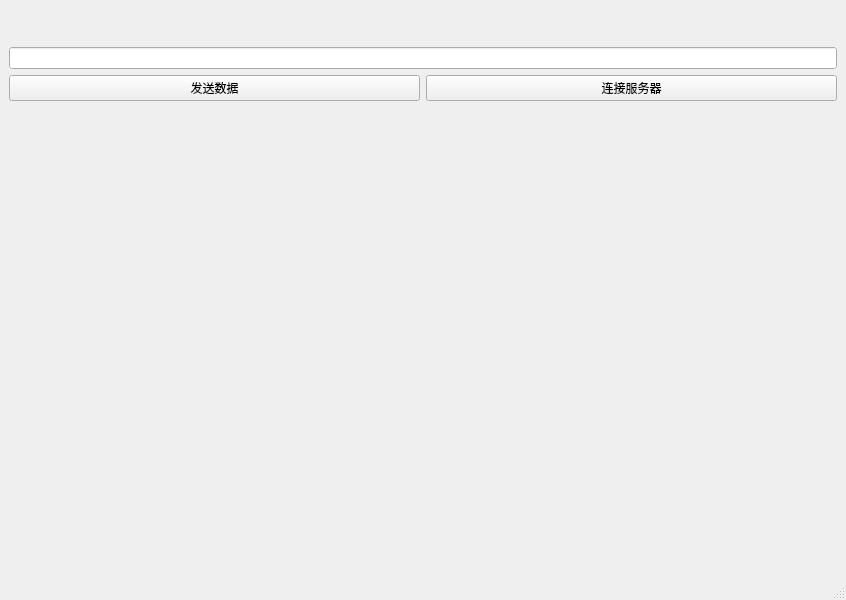
This is mainwindow.ui in Jin123j/medical_triage_client as Qt 5 draws it before an edit. The edited form follows.
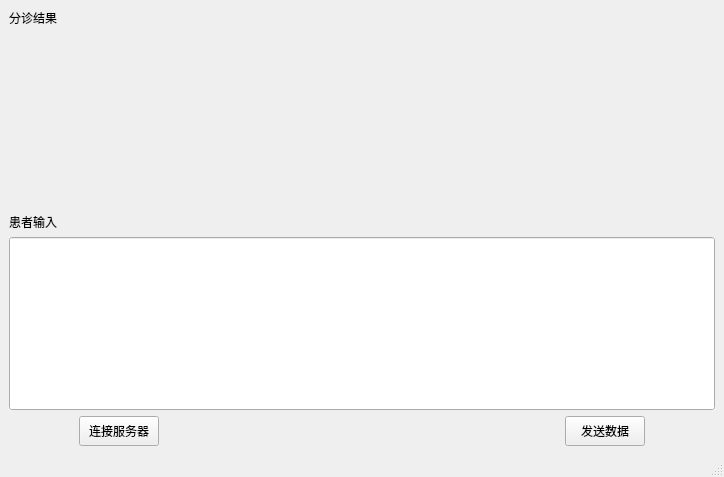
This is the edited form.

Diff of the .ui file:
```diff
--- a/mainwindow.ui
+++ b/mainwindow.ui
@@ -6,61 +6,151 @@
    <rect>
     <x>0</x>
     <y>0</y>
-    <width>846</width>
-    <height>600</height>
+    <width>724</width>
+    <height>477</height>
    </rect>
   </property>
+  <property name="sizePolicy">
+   <sizepolicy hsizetype="Preferred" vsizetype="Fixed">
+    <horstretch>0</horstretch>
+    <verstretch>0</verstretch>
+   </sizepolicy>
+  </property>
   <property name="windowTitle">
    <string>MainWindow</string>
   </property>
   <widget class="QWidget" name="centralwidget">
-   <layout class="QFormLayout" name="formLayout_2">
-    <item row="0" column="0" colspan="2">
-     <layout class="QGridLayout" name="gridLayout_2">
-      <item row="0" column="0" colspan="2">
-       <widget class="QWidget" name="widget" native="true">
-        <property name="autoFillBackground">
-         <bool>true</bool>
+   <property name="sizePolicy">
+    <sizepolicy hsizetype="Expanding" vsizetype="Expanding">
+     <horstretch>0</horstretch>
+     <verstretch>0</verstretch>
+    </sizepolicy>
+   </property>
+   <layout class="QVBoxLayout" name="verticalLayout_2">
+    <item>
+     <layout class="QGridLayout" name="gridLayout">
+      <item row="2" column="0">
+       <widget class="QLabel" name="label_2">
+        <property name="text">
+         <string>患者输入</string>
         </property>
-        <layout class="QHBoxLayout" name="horizontalLayout">
-         <item>
-          <widget class="QLabel" name="responseOutput">
-           <property name="mouseTracking">
-            <bool>false</bool>
-           </property>
-           <property name="acceptDrops">
-            <bool>false</bool>
-           </property>
-           <property name="autoFillBackground">
-            <bool>true</bool>
-           </property>
-           <property name="text">
-            <string/>
-           </property>
-          </widget>
-         </item>
-        </layout>
        </widget>
       </item>
       <item row="1" column="0" colspan="2">
+       <widget class="QLabel" name="responseOutput">
+        <property name="enabled">
+         <bool>true</bool>
+        </property>
+        <property name="sizePolicy">
+         <sizepolicy hsizetype="Expanding" vsizetype="Expanding">
+          <horstretch>0</horstretch>
+          <verstretch>0</verstretch>
+         </sizepolicy>
+        </property>
+        <property name="sizeIncrement">
+         <size>
+          <width>0</width>
+          <height>0</height>
+         </size>
+        </property>
+        <property name="baseSize">
+         <size>
+          <width>0</width>
+          <height>20</height>
+         </size>
+        </property>
+        <property name="mouseTracking">
+         <bool>false</bool>
+        </property>
+        <property name="acceptDrops">
+         <bool>false</bool>
+        </property>
+        <property name="layoutDirection">
+         <enum>Qt::LeftToRight</enum>
+        </property>
+        <property name="autoFillBackground">
+         <bool>true</bool>
+        </property>
+        <property name="text">
+         <string/>
+        </property>
+        <property name="alignment">
+         <set>Qt::AlignLeading|Qt::AlignLeft|Qt::AlignTop</set>
+        </property>
+        <property name="wordWrap">
+         <bool>true</bool>
+        </property>
+       </widget>
+      </item>
+      <item row="3" column="0" colspan="2">
        <widget class="QLineEdit" name="messageInput">
+        <property name="sizePolicy">
+         <sizepolicy hsizetype="Expanding" vsizetype="Expanding">
+          <horstretch>80</horstretch>
+          <verstretch>0</verstretch>
+         </sizepolicy>
+        </property>
+        <property name="baseSize">
+         <size>
+          <width>0</width>
+          <height>20</height>
+         </size>
+        </property>
         <property name="autoFillBackground">
          <bool>true</bool>
         </property>
+        <property name="text">
+         <string/>
+        </property>
+        <property name="alignment">
+         <set>Qt::AlignLeading|Qt::AlignLeft|Qt::AlignTop</set>
+        </property>
        </widget>
       </item>
-      <item row="2" column="0">
-       <widget class="QPushButton" name="sendButton">
-        <property name="autoFillBackground">
-         <bool>true</bool>
-        </property>
+      <item row="0" column="0">
+       <widget class="QLabel" name="label">
         <property name="text">
-         <string>发送数据</string>
+         <string>分诊结果</string>
         </property>
        </widget>
       </item>
-      <item row="2" column="1">
+     </layout>
+    </item>
+    <item>
+     <layout class="QHBoxLayout" name="horizontalLayout">
+      <property name="sizeConstraint">
+       <enum>QLayout::SetFixedSize</enum>
+      </property>
+      <item>
+       <spacer name="horizontalSpacer_2">
+        <property name="orientation">
+         <enum>Qt::Horizontal</enum>
+        </property>
+        <property name="sizeHint" stdset="0">
+         <size>
+          <width>40</width>
+          <height>20</height>
+         </size>
+        </property>
+       </spacer>
+      </item>
+      <item>
        <widget class="QPushButton" name="connectButton">
+        <property name="enabled">
+         <bool>true</bool>
+        </property>
+        <property name="sizePolicy">
+         <sizepolicy hsizetype="Fixed" vsizetype="Fixed">
+          <horstretch>0</horstretch>
+          <verstretch>0</verstretch>
+         </sizepolicy>
+        </property>
+        <property name="minimumSize">
+         <size>
+          <width>20</width>
+          <height>30</height>
+         </size>
+        </property>
         <property name="mouseTracking">
          <bool>false</bool>
         </property>
@@ -75,6 +165,57 @@
         </property>
        </widget>
       </item>
+      <item>
+       <spacer name="horizontalSpacer">
+        <property name="orientation">
+         <enum>Qt::Horizontal</enum>
+        </property>
+        <property name="sizeType">
+         <enum>QSizePolicy::Fixed</enum>
+        </property>
+        <property name="sizeHint" stdset="0">
+         <size>
+          <width>400</width>
+          <height>20</height>
+         </size>
+        </property>
+       </spacer>
+      </item>
+      <item>
+       <widget class="QPushButton" name="sendButton">
+        <property name="sizePolicy">
+         <sizepolicy hsizetype="Fixed" vsizetype="Fixed">
+          <horstretch>0</horstretch>
+          <verstretch>0</verstretch>
+         </sizepolicy>
+        </property>
+        <property name="minimumSize">
+         <size>
+          <width>20</width>
+          <height>30</height>
+         </size>
+        </property>
+        <property name="autoFillBackground">
+         <bool>true</bool>
+        </property>
+        <property name="text">
+         <string>发送数据</string>
+        </property>
+       </widget>
+      </item>
+      <item>
+       <spacer name="horizontalSpacer_3">
+        <property name="orientation">
+         <enum>Qt::Horizontal</enum>
+        </property>
+        <property name="sizeHint" stdset="0">
+         <size>
+          <width>40</width>
+          <height>20</height>
+         </size>
+        </property>
+       </spacer>
+      </item>
      </layout>
     </item>
    </layout>
```
Left out of the diff: 2 changed lines with no effect on the pictures.
